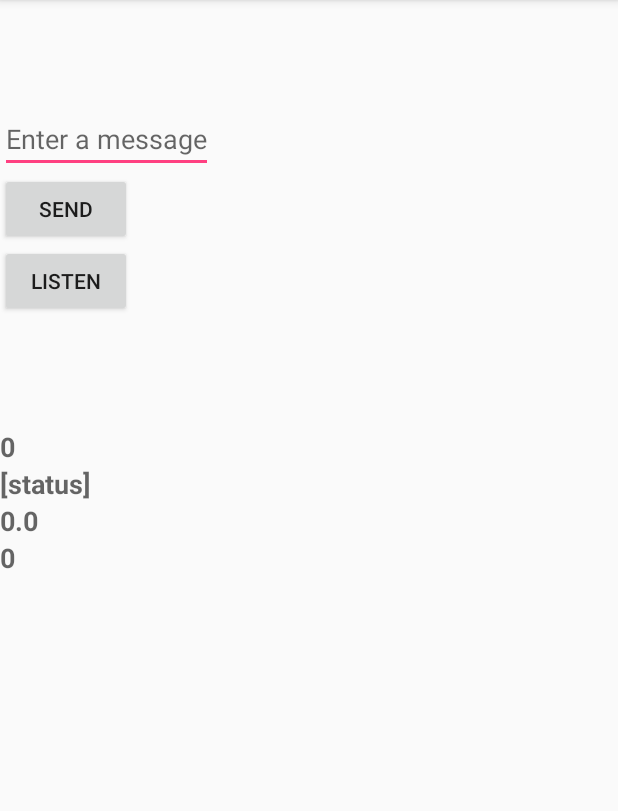
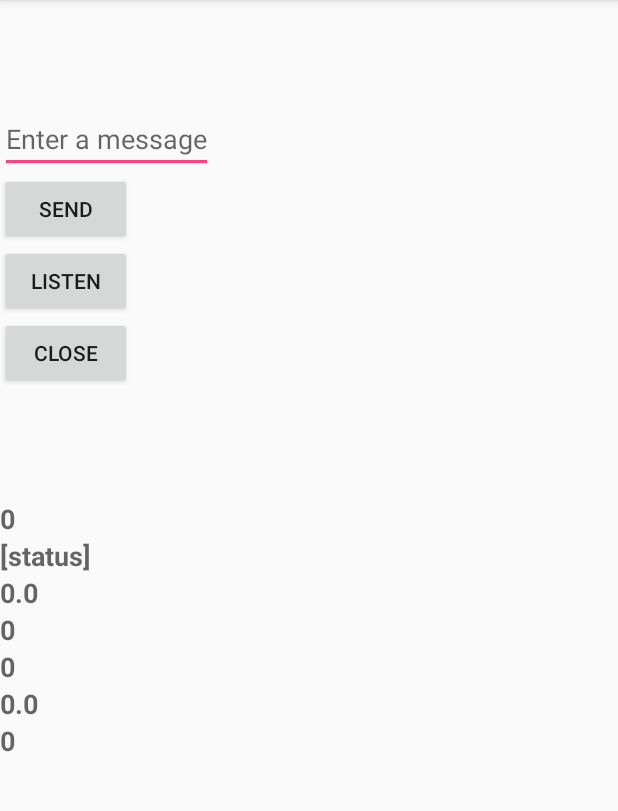
Before and after one commit to JohnBuckleyGitHub/antpluslistener, an Android app: the screen it shows after launch (MainActivity), after a tap on "LISTEN", on a phone screen of 412 x 824 dp, the part 84-895 px from its top. Run offline under Robolectric (Android 15) with nearby library versions, the phone set to English and light mode, and no system bars; libraries missing offline, so code that uses them is left out: com.dsi.ant; 1 statement that could not run was skipped.

Commit message:
SpdTimeStamp convert to Double Additional Menu items

```diff
--- a/app/src/main/java/org/homebrew/antpluslistener/BikeSpeedDistanceSampler.java
+++ b/app/src/main/java/org/homebrew/antpluslistener/BikeSpeedDistanceSampler.java
@@ -1,4 +1,5 @@
 package org.homebrew.antpluslistener;
+
 
 import com.dsi.ant.plugins.antplus.pcc.AntPlusBikeCadencePcc;
 import com.dsi.ant.plugins.antplus.pcc.AntPlusBikeSpeedDistancePcc;
@@ -25,11 +26,17 @@ public class BikeSpeedDistanceSampler {
     AntPlusBikeCadencePcc bcPcc = null;
     PccReleaseHandle<AntPlusBikeCadencePcc> bcReleaseHandle = null;
     public HashMap<String, String> resultsMap = new HashMap<>();
-    public long estTimestamp = 0;
-    public EnumSet<EventFlag> eventFlags = null;
-//    public String eventFlags = "";
-    public double timestampOfLastEvent = 0;
-    public long cumulativeRevolutions = 0;
+    public double convertValue = 0;
+    public long spdEstTimestamp = 0;
+    public double spdSysTimestamp = ((double)System.currentTimeMillis())/1000;
+    public EnumSet<EventFlag> spdEventFlags = null;
+    public double spdTimestampOfLastEvent = 0;
+    public long spdCumulativeRevolutions = 0;
+    public double cadSysTimestamp = ((double)System.currentTimeMillis())/1000;
+    public long cadEstTimestamp = 0;
+    public EnumSet<EventFlag> cadEventFlags = null;
+    public double cadTimestampOfLastEvent = 0;
+    public long cadCumulativeRevolutions = 0;
 
     android.app.Activity activity = new android.app.Activity();
     android.content.Context cont = new android.app.Activity();
@@ -39,16 +46,18 @@ public class BikeSpeedDistanceSampler {
         cont = cont_local;
 
     }
-    public IPluginAccessResultReceiver<AntPlusBikeSpeedDistancePcc> mResultReceiver = new IPluginAccessResultReceiver<AntPlusBikeSpeedDistancePcc>() {
+    public IPluginAccessResultReceiver<AntPlusBikeSpeedDistancePcc> mResultReceiver = new IPluginAccessResultReceiver<AntPlusBikeSpeedDistancePcc>()
+    {
         // Handle the result, connecting to events on success or reporting
         // failure to user.
         @Override
         public void onResultReceived(AntPlusBikeSpeedDistancePcc result,
-                                     RequestAccessResult resultCode, DeviceState initialDeviceState) {
-            resultsMap.put("deviceName", result.getDeviceName());
-            resultsMap.put("deviceState", initialDeviceState.name());
+                                     RequestAccessResult resultCode, DeviceState initialDeviceState)
+        {
+            resultsMap.put("spdDeviceName", result.getDeviceName());
+            resultsMap.put("spdDeviceState", initialDeviceState.name());
             String StrResultCode = resultCode.name();
-            resultsMap.put("resultCode", StrResultCode);
+            resultsMap.put("spdResultCode", StrResultCode);
 
             if (StrResultCode.equals("SUCCESS")) {
                 bsdPcc = result;
@@ -56,8 +65,10 @@ public class BikeSpeedDistanceSampler {
             }
         }
 
-        private void subscribeToEvents() {
-            bsdPcc.subscribeRawSpeedAndDistanceDataEvent(new IRawSpeedAndDistanceDataReceiver() {
+        private void subscribeToEvents()
+        {
+            bsdPcc.subscribeRawSpeedAndDistanceDataEvent(new IRawSpeedAndDistanceDataReceiver()
+            {
                 @Override
                 public void onNewRawSpeedAndDistanceData(final long FestTimestamp,
                                                          final EnumSet<EventFlag> FeventFlags,
@@ -65,20 +76,101 @@ public class BikeSpeedDistanceSampler {
                     activity.runOnUiThread(new Runnable() {
                         @Override
                         public void run() {
-                            estTimestamp = FestTimestamp;
-                            eventFlags = FeventFlags;
-                            timestampOfLastEvent = FtimestampOfLastEvent.doubleValue();
-                            cumulativeRevolutions = FcumulativeRevolutions;
-                            resultsMap.put("estTimestamp", String.valueOf(estTimestamp));
-                            resultsMap.put("eventFlags", eventFlags.toString());
-                            resultsMap.put("timestampOfLastEvent", String.valueOf(timestampOfLastEvent));
-                            resultsMap.put("cumulativeRevolutions", String.valueOf(cumulativeRevolutions));
+                            convertValue = (double) System.currentTimeMillis();
+                            spdSysTimestamp = convertValue/1000;
+//                            spdSysTimestamp = (System.currentTimeMillis()).doubleValue().longValue();
+                            spdEstTimestamp = FestTimestamp;
+                            spdEventFlags = FeventFlags;
+                            spdTimestampOfLastEvent = FtimestampOfLastEvent.doubleValue();
+                            spdCumulativeRevolutions = FcumulativeRevolutions;
+                            resultsMap.put("spdSysTimestamp", String.valueOf(spdSysTimestamp));
+                            resultsMap.put("spdEstTimestamp", String.valueOf(spdEstTimestamp));
+                            resultsMap.put("spdEventFlags", spdEventFlags.toString());
+                            resultsMap.put("spdTimestampOfLastEvent", String.valueOf(spdTimestampOfLastEvent));
+                            resultsMap.put("spdCumulativeRevolutions", String.valueOf(spdCumulativeRevolutions));
                         }
                     });
                 }
             });
+            if (bsdPcc.isSpeedAndCadenceCombinedSensor())
+            {
+                activity.runOnUiThread(new Runnable()
+                {
+                    @Override
+                    public void run()
+                    {
+                        bcReleaseHandle = AntPlusBikeCadencePcc.requestAccess(
+                                activity,
+                                bsdPcc.getAntDeviceNumber(), 0, true,
+                                new IPluginAccessResultReceiver<AntPlusBikeCadencePcc>()
+                                {
+                                    // Handle the result, connecting to events
+                                    // on success or reporting failure to user.
+                                    @Override
+                                    public void onResultReceived(AntPlusBikeCadencePcc result,
+                                                                 RequestAccessResult resultCode,
+                                                                 DeviceState initialDeviceStateCode)
+                                    {
+                                        String StrResultCode = resultCode.name();
+                                        resultsMap.put("cadResultCode", StrResultCode);
+                                        if (StrResultCode.equals("SUCCESS")) {
+                                            bcPcc = result;
+                                            bcPcc.subscribeRawCadenceDataEvent(new AntPlusBikeCadencePcc.IRawCadenceDataReceiver() {
+                                                @Override
+                                                public void onNewRawCadenceData(final long FestTimestamp,
+                                                                                final EnumSet<EventFlag> FeventFlags, final BigDecimal FtimestampOfLastEvent,
+                                                                                final long FcumulativeRevolutions) {
+                                                    activity.runOnUiThread(new Runnable() {
+                                                        @Override
+                                                        public void run() {
+                                                            convertValue = (double)(System.currentTimeMillis());
+                                                            cadSysTimestamp = convertValue/1000;
+//                                                            cadSysTimestamp = System.currentTimeMillis();
+                                                            cadEstTimestamp = FestTimestamp;
+                                                            cadEventFlags = FeventFlags;
+                                                            cadTimestampOfLastEvent = FtimestampOfLastEvent.doubleValue();
+                                                            cadCumulativeRevolutions = FcumulativeRevolutions;
+                                                            resultsMap.put("cadSysTimestamp", String.valueOf(cadEstTimestamp));
+                                                            resultsMap.put("cadEstTimestamp", String.valueOf(cadEstTimestamp));
+                                                            resultsMap.put("cadEventFlags", cadEventFlags.toString());
+                                                            resultsMap.put("cadTimestampOfLastEvent", String.valueOf(cadTimestampOfLastEvent));
+                                                            resultsMap.put("cadCumulativeRevolutions", String.valueOf(cadCumulativeRevolutions));
+                                                        }
+                                                    });
+                                                }
+                                            });
+                                        }
+                                    }
+                                },
+                                // Receives state changes and shows it on the
+                                // status display line
+                                new IDeviceStateChangeReceiver()
+                                {
+                                    @Override
+                                    public void onDeviceStateChange(final DeviceState newDeviceState)
+                                    {
+                                        activity.runOnUiThread(new Runnable()
+                                        {
+                                            @Override
+                                            public void run()
+                                            {
+                                                if (newDeviceState != DeviceState.TRACKING)
+                                                    resultsMap.put("cadDeviceState", newDeviceState.toString());
+                                                if (newDeviceState == DeviceState.DEAD)
+                                                    bcPcc = null;
+                                            }
+                                        });
+
+                                    }
+                                });
+                    }
+                                // Receives state changes and shows it on the
+                                // status display line
 
 
+
+                });
+            }
         }
     };
     IDeviceStateChangeReceiver mDeviceStateChangeReceiver = new AntPluginPcc.IDeviceStateChangeReceiver() {
@@ -108,4 +200,20 @@ public class BikeSpeedDistanceSampler {
                 mResultReceiver, mDeviceStateChangeReceiver);
     }
 
+    public void closePcc() {
+        //Close all threads
+        if (bsdPcc != null) {
+            bsdPcc.releaseAccess();
+        }
+        if (bcPcc != null) {
+            bcPcc.releaseAccess();
+        }
+        if (bsdReleaseHandle != null) {
+            bsdReleaseHandle.close();
+        }
+        if (bcReleaseHandle != null) {
+            bcReleaseHandle.close();
+        }
+    }
+
 }
--- a/app/src/main/java/org/homebrew/antpluslistener/MainActivity.java
+++ b/app/src/main/java/org/homebrew/antpluslistener/MainActivity.java
@@ -14,6 +14,9 @@ public class MainActivity extends AppCompatActivity {
     TextView tv_eventFlags;
     TextView tv_timeStampLast;
     TextView tv_cumrev;
+    TextView tv_cadTimeStamp;
+    TextView tv_cadTimeStampLast;
+    TextView tv_cadCumrev;
 
     @Override
     protected void onCreate(Bundle savedInstanceState) {
@@ -26,6 +29,11 @@ public class MainActivity extends AppCompatActivity {
         tv_eventFlags = (TextView)findViewById(R.id.textView_Status5);
         tv_timeStampLast = (TextView)findViewById(R.id.textView_Status6);
         tv_cumrev = (TextView)findViewById(R.id.textView_Status7);
+        tv_cadTimeStamp = (TextView)findViewById(R.id.textView_Status8);
+        tv_cadTimeStampLast = (TextView)findViewById(R.id.textView_Status9);
+        tv_cadCumrev = (TextView)findViewById(R.id.textView_Status10);
+
+        tv_status.setText("Name here");
     }
 
     /** Called when the user clicks the connect button */
@@ -34,16 +42,24 @@ public class MainActivity extends AppCompatActivity {
 
     }
 
+    public void closeThreads(View view) {
+        instanceObj.closePcc();
+
+    }
 
     /** Called when the user clicks the Send button */
     public void momentaryListen(View view) {
-        tv_status.setText(instanceObj.resultsMap.get("deviceName"));
-        tv_state.setText(instanceObj.resultsMap.get("deviceState"));
-        tv_code.setText(instanceObj.resultsMap.get("resultCode"));
-        tv_timeStamp.setText(String.valueOf(instanceObj.estTimestamp));
-        tv_eventFlags.setText(String.valueOf(instanceObj.eventFlags));
-        tv_timeStampLast.setText(String.valueOf(instanceObj.timestampOfLastEvent));
-        tv_cumrev.setText(String.valueOf(instanceObj.cumulativeRevolutions));
+        tv_status.setText(instanceObj.resultsMap.get("spdDeviceName"));
+        tv_state.setText(instanceObj.resultsMap.get("spdDeviceState"));
+        tv_code.setText(instanceObj.resultsMap.get("spdResultCode"));
+        tv_timeStamp.setText(String.valueOf(instanceObj.spdEstTimestamp));
+        tv_eventFlags.setText(String.valueOf(instanceObj.spdEventFlags));
+        tv_timeStampLast.setText(String.valueOf(instanceObj.spdTimestampOfLastEvent));
+        tv_cumrev.setText(String.valueOf(instanceObj.spdCumulativeRevolutions));
+        tv_cadTimeStamp.setText(String.valueOf(instanceObj.cadEstTimestamp));
+        tv_cadTimeStampLast.setText(String.valueOf(instanceObj.cadTimestampOfLastEvent));
+        tv_cadCumrev.setText(String.valueOf(instanceObj.cadCumulativeRevolutions));
+
     }
 
 }
--- a/app/src/main/res/layout/activity_main.xml
+++ b/app/src/main/res/layout/activity_main.xml
@@ -20,6 +20,11 @@
         android:layout_height="wrap_content"
         android:text="@string/button_listen"
         android:onClick="momentaryListen" />
+    <Button
+        android:layout_width="wrap_content"
+        android:layout_height="wrap_content"
+        android:text="@string/button_close"
+        android:onClick="closeThreads" />
     <TextView
         android:id="@+id/textView_Status"
         android:layout_width="wrap_content"
@@ -69,4 +74,25 @@
         android:text="[status]"
         android:textAppearance="?android:attr/textAppearanceMedium"
         android:textStyle="bold" />
+    <TextView
+        android:id="@+id/textView_Status8"
+        android:layout_width="wrap_content"
+        android:layout_height="wrap_content"
+        android:text="[status]"
+        android:textAppearance="?android:attr/textAppearanceMedium"
+        android:textStyle="bold" />
+    <TextView
+        android:id="@+id/textView_Status9"
+        android:layout_width="wrap_content"
+        android:layout_height="wrap_content"
+        android:text="[status]"
+        android:textAppearance="?android:attr/textAppearanceMedium"
+        android:textStyle="bold" />
+    <TextView
+        android:id="@+id/textView_Status10"
+        android:layout_width="wrap_content"
+        android:layout_height="wrap_content"
+        android:text="[status]"
+        android:textAppearance="?android:attr/textAppearanceMedium"
+        android:textStyle="bold" />
 </LinearLayout>
--- a/app/src/main/res/values/strings.xml
+++ b/app/src/main/res/values/strings.xml
@@ -4,4 +4,5 @@
     <string name="edit_message">Enter a message</string>
     <string name="button_send">Send</string>
     <string name="button_listen">Listen</string>
+    <string name="button_close">Close</string>
 </resources>
```
